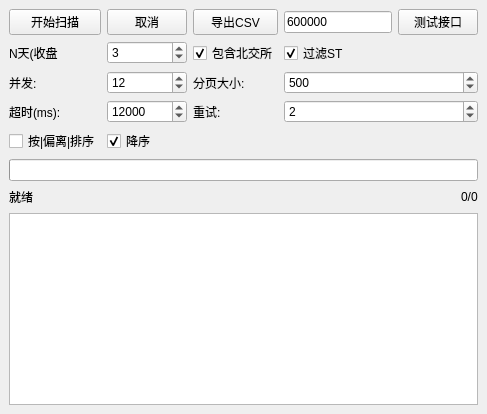
Qt form mainwindow.ui (asd977/Pickwise) before a commit.
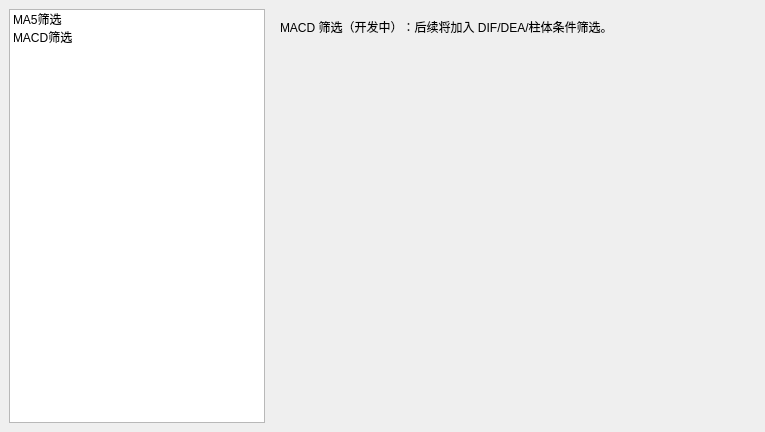
The same form after that commit. The open tabs and pages were chosen to show the change.

Commit message: Add PE/sector columns and menu navigation

```diff
--- a/mainwindow.ui
+++ b/mainwindow.ui
@@ -6,7 +6,31 @@
    <string>MA5 扫描器（东财接口）</string>
   </property>
   <widget class="QWidget" name="centralwidget">
-   <layout class="QVBoxLayout" name="verticalLayout">
+   <layout class="QHBoxLayout" name="horizontalLayoutMain">
+    <item>
+     <widget class="QListWidget" name="listMenu">
+      <property name="minimumSize">
+       <size>
+        <width>160</width>
+        <height>0</height>
+       </size>
+      </property>
+      <item>
+       <property name="text">
+        <string>MA5筛选</string>
+       </property>
+      </item>
+      <item>
+       <property name="text">
+        <string>MACD筛选</string>
+       </property>
+      </item>
+     </widget>
+    </item>
+    <item>
+     <widget class="QStackedWidget" name="stackedWidget">
+      <widget class="QWidget" name="pageMa5">
+       <layout class="QVBoxLayout" name="verticalLayoutMa5">
     <item>
      <layout class="QGridLayout" name="gridLayout">
       <item row="0" column="0">
@@ -111,12 +135,30 @@
       </item>
 
       <item row="4" column="0">
-       <widget class="QCheckBox" name="cbSortAbs">
-        <property name="text"><string>按|偏离|排序</string></property>
-        <property name="checked"><bool>false</bool></property>
+           <widget class="QLabel" name="label_6">
+            <property name="text"><string>排序字段:</string></property>
        </widget>
       </item>
       <item row="4" column="1">
+           <widget class="QComboBox" name="comboSortField">
+            <item>
+             <property name="text">
+              <string>偏离(%)</string>
+             </property>
+            </item>
+            <item>
+             <property name="text">
+              <string>偏离绝对值</string>
+             </property>
+            </item>
+            <item>
+             <property name="text">
+              <string>市盈率(PE)</string>
+             </property>
+            </item>
+           </widget>
+          </item>
+          <item row="4" column="2">
        <widget class="QCheckBox" name="cbSortDesc">
         <property name="text"><string>降序</string></property>
         <property name="checked"><bool>true</bool></property>
@@ -169,6 +211,34 @@
 
     <item>
      <widget class="QTableView" name="tableView"/>
+        </item>
+       </layout>
+      </widget>
+      <widget class="QWidget" name="pageMacd">
+       <layout class="QVBoxLayout" name="verticalLayoutMacd">
+        <item>
+         <widget class="QLabel" name="labelMacdIntro">
+          <property name="text">
+           <string>MACD 筛选（开发中）：后续将加入 DIF/DEA/柱体条件筛选。</string>
+          </property>
+         </widget>
+        </item>
+        <item>
+         <spacer name="verticalSpacerMacd">
+          <property name="orientation">
+           <enum>Qt::Vertical</enum>
+          </property>
+          <property name="sizeHint" stdset="0">
+           <size>
+            <width>20</width>
+            <height>40</height>
+           </size>
+          </property>
+         </spacer>
+        </item>
+       </layout>
+      </widget>
+     </widget>
     </item>
    </layout>
   </widget>
```
Lines whose indentation alone changed are shown as unchanged. The commit also changes 5 other files.
